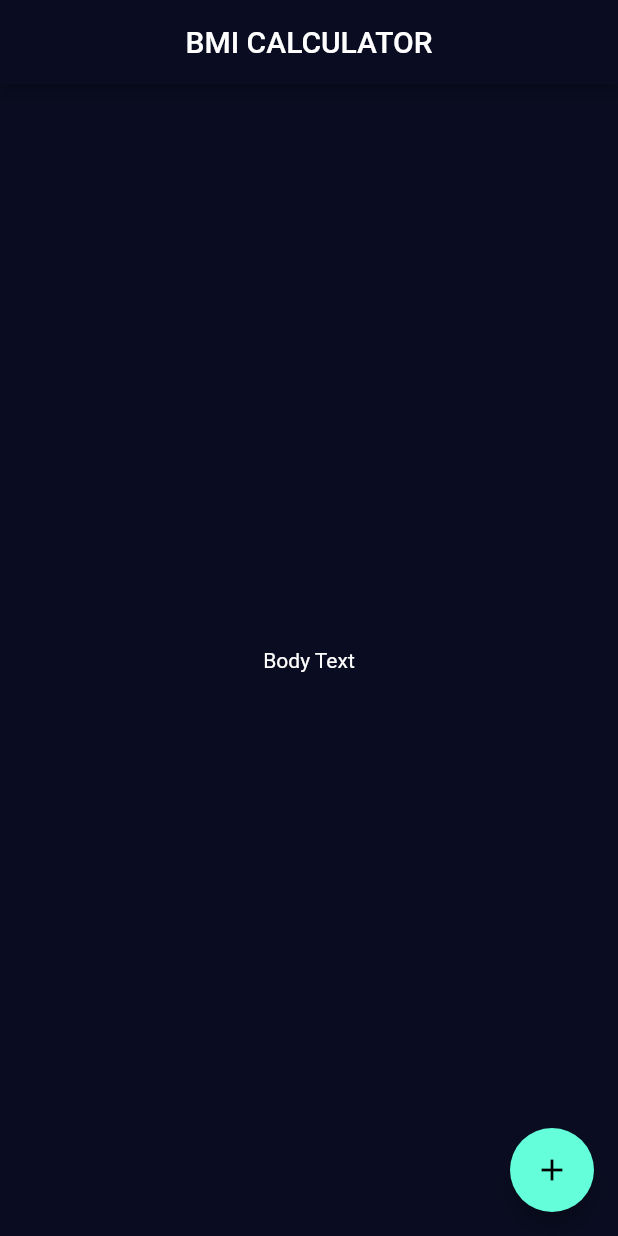
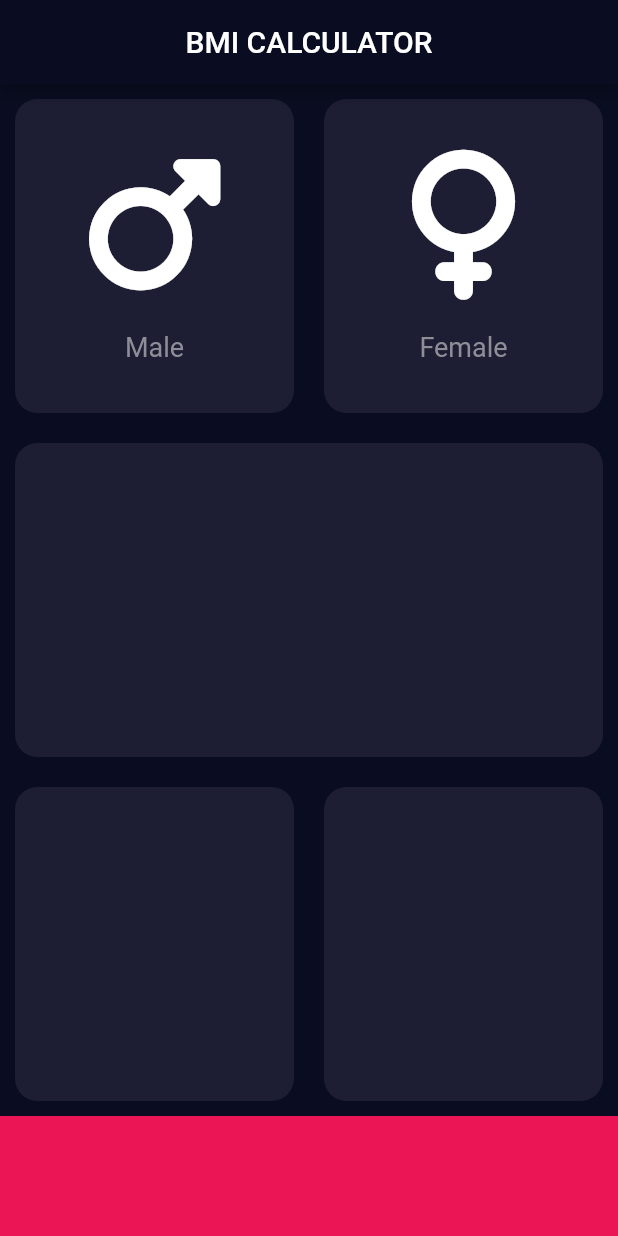
Before and after one commit to Mahad871/BMI_Calculator, a Flutter app: the screen it shows after launch, on a phone screen of 412 x 824 dp. Run offline on Flutter 3.47's test engine with Material 2 defaults, Android fonts, the light colour scheme and no system bars; our stand-ins replace font_awesome_flutter.

Commit message:
layout and gender cards created

```diff
--- /dev/null
+++ b/lib/GenderIcons.dart
@@ -0,0 +1,29 @@
+import 'package:flutter/material.dart';
+
+const Color cardTextColor = Color(0xFF8D8E98);
+
+class GenderIcons extends StatelessWidget {
+  final IconData genderIcon;
+  final String genterText;
+
+  GenderIcons({required this.genderIcon, required this.genterText});
+  @override
+  Widget build(BuildContext context) {
+    return Column(
+      mainAxisAlignment: MainAxisAlignment.center,
+      children: [
+        Icon(
+          genderIcon,
+          size: 100,
+        ),
+        SizedBox(
+          height: 22,
+        ),
+        Text(
+          genterText,
+          style: TextStyle(fontSize: 18, color: cardTextColor),
+        ),
+      ],
+    );
+  }
+}
--- /dev/null
+++ b/lib/ReusableCards.dart
@@ -0,0 +1,18 @@
+import 'package:flutter/material.dart';
+
+class ReusableCard extends StatelessWidget {
+  final Color colour;
+  final Widget? cardChild;
+  ReusableCard({required this.colour, this.cardChild});
+  @override
+  Widget build(BuildContext context) {
+    return Container(
+      child: cardChild,
+      decoration: BoxDecoration(
+        borderRadius: BorderRadius.circular(15),
+        color: colour,
+      ),
+      margin: EdgeInsets.all(10),
+    );
+  }
+}
--- a/lib/input_page.dart
+++ b/lib/input_page.dart
@@ -1,5 +1,11 @@
 import 'package:flutter/material.dart';
+import 'GenderIcons.dart';
+import 'ReusableCards.dart';
+import 'package:font_awesome_flutter/font_awesome_flutter.dart';
 
+const double bottomContainerHeight = 80;
+const Color bottomContainerColor = Color(0xFFEB1555);
+const Color reusableCardColor = Color(0xFF1D1E33);
 
 class InputPage extends StatefulWidget {
   const InputPage({Key? key}) : super(key: key);
@@ -17,15 +23,61 @@ class _InputPageState extends State<InputPage> {
           child: Text('BMI CALCULATOR'),
         ),
       ),
-      body: Center(
-        child: Text('Body Text'),
-      ),
-      floatingActionButton: Theme(
-        data: ThemeData.dark(),
-        child: FloatingActionButton(
-          child: Icon(Icons.add),
-          onPressed: () => InputPage(),
-        ),
+      body: Column(
+        children: [
+          Expanded(
+            child: Row(
+              children: [
+                Expanded(
+                  child: ReusableCard(
+                    colour: reusableCardColor,
+                    cardChild: GenderIcons(
+                        genderIcon: FontAwesomeIcons.mars, genterText: 'Male'),
+                  ),
+                ),
+                Expanded(
+                  child: ReusableCard(
+                    colour: reusableCardColor,
+                    cardChild: GenderIcons(
+                        genderIcon: FontAwesomeIcons.venus,
+                        genterText: 'Female'),
+                  ),
+                ),
+              ],
+            ),
+          ),
+          Expanded(
+            child: Row(
+              children: [
+                Expanded(
+                  child: ReusableCard(
+                    colour: reusableCardColor,
+                  ),
+                ),
+              ],
+            ),
+          ),
+          Expanded(
+            child: Row(
+              children: [
+                Expanded(
+                  child: ReusableCard(
+                    colour: reusableCardColor,
+                  ),
+                ),
+                Expanded(
+                  child: ReusableCard(
+                    colour: reusableCardColor,
+                  ),
+                ),
+              ],
+            ),
+          ),
+          Container(
+            color: bottomContainerColor,
+            height: bottomContainerHeight,
+          )
+        ],
       ),
     );
   }
--- a/lib/main.dart
+++ b/lib/main.dart
@@ -1,4 +1,5 @@
 import 'package:flutter/material.dart';
+import 'package:font_awesome_flutter/font_awesome_flutter.dart';
 import 'input_page.dart';
 
 void main() => runApp(BMICalculator());
--- a/pubspec.yaml
+++ b/pubspec.yaml
@@ -34,6 +34,7 @@ dependencies:
   # The following adds the Cupertino Icons font to your application.
   # Use with the CupertinoIcons class for iOS style icons.
   cupertino_icons: ^1.0.2
+  font_awesome_flutter: ^10.1.0
 
 dev_dependencies:
   flutter_test:
```
